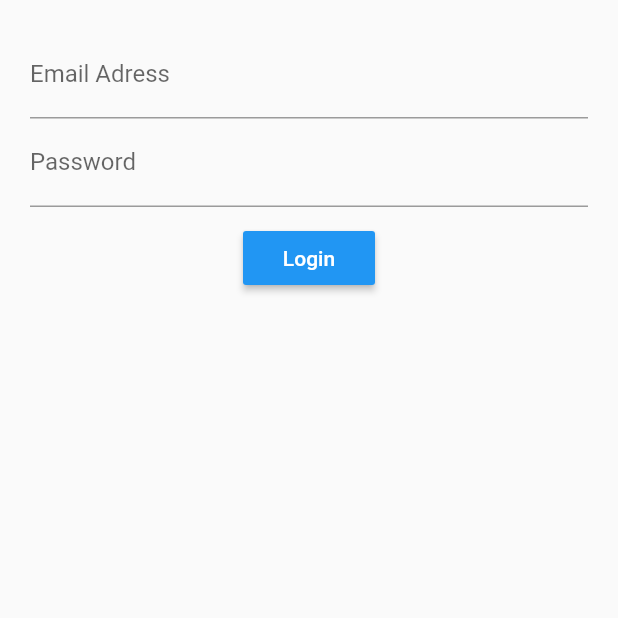
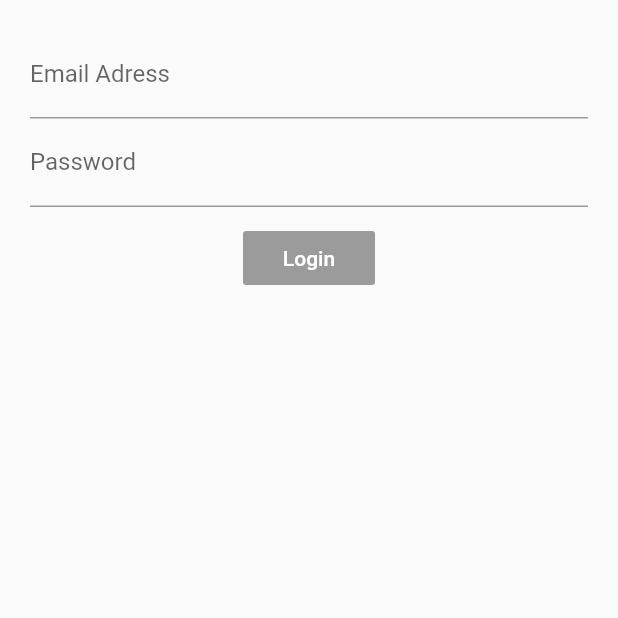
Before and after one commit to aandrade1980/flutter-login_bloc, a Flutter app: the screen it shows after launch, on a phone screen of 412 x 824 dp, the top half of it. Run offline on Flutter 3.47's test engine with Material 2 defaults, Android fonts, the phone set to English and light mode, and no system bars; our stand-ins replace rxdart.

Commit message:
Added rxdart

```diff
--- a/lib/src/app.dart
+++ b/lib/src/app.dart
@@ -1,14 +1,16 @@
 import 'package:flutter/material.dart';
-
 import 'screens/login_screen.dart';
+import './blocs/provider.dart';
 
 class App extends StatelessWidget {
   @override
   Widget build(BuildContext context) {
-    return MaterialApp(
-      title: 'Log Me In',
-      home: Scaffold(
-        body: LoginScreen(),
+    return Provider(
+      child: MaterialApp(
+        title: 'Log Me In',
+        home: Scaffold(
+          body: LoginScreen(),
+        ),
       ),
     );
   }
--- a/lib/src/blocs/bloc.dart
+++ b/lib/src/blocs/bloc.dart
@@ -1,22 +1,31 @@
 import 'dart:async';
+import 'package:rxdart/rxdart.dart';
 import 'validators.dart';
 
 class Bloc with Validators {
-  final _email = StreamController<String>();
-  final _password = StreamController<String>();
+  final _email = BehaviorSubject<String>();
+  final _password = BehaviorSubject<String>();
 
   // Add data to the stream
   Stream<String> get email => _email.stream.transform(validateEmail);
   Stream<String> get password => _password.stream.transform(validatePassword);
+  Stream<bool> get submitValid =>
+      Observable.combineLatest2(email, password, (e, p) => true);
 
   // Change data
   Function(String) get changeEmail => _email.sink.add;
   Function(String) get changePassword => _password.sink.add;
+
+  submit() {
+    final validEmail = _email.value;
+    final validPassword = _password.value;
+
+    print('Email is $validEmail');
+    print('Password is $validPassword');
+  }
 
   dispose() {
     _email.close();
     _password.close();
   }
 }
-
-final bloc = Bloc();
--- a/lib/src/blocs/provider.dart
+++ b/lib/src/blocs/provider.dart
@@ -4,8 +4,14 @@ import 'bloc.dart';
 class Provider extends InheritedWidget {
   final bloc = Bloc();
 
+  Provider({Key key, Widget child}) : super(key: key, child: child);
+
   @override
   bool updateShouldNotify(covariant InheritedWidget oldWidget) {
     return true;
   }
+
+  static Bloc of(BuildContext context) {
+    return context.dependOnInheritedWidgetOfExactType<Provider>().bloc;
+  }
 }
--- a/lib/src/screens/login_screen.dart
+++ b/lib/src/screens/login_screen.dart
@@ -1,23 +1,26 @@
 import 'package:flutter/material.dart';
 import '../blocs/bloc.dart';
+import '../blocs/provider.dart';
 
 class LoginScreen extends StatelessWidget {
   @override
   Widget build(BuildContext context) {
+    final bloc = Provider.of(context);
+
     return Container(
       margin: EdgeInsets.all(20.0),
       child: Column(
         children: [
-          emailField(),
-          passwordField(),
+          emailField(bloc),
+          passwordField(bloc),
           Container(margin: EdgeInsets.only(top: 10.0)),
-          submitButton(),
+          submitButton(bloc),
         ],
       ),
     );
   }
 
-  Widget emailField() {
+  Widget emailField(Bloc bloc) {
     return StreamBuilder(
       stream: bloc.email,
       builder: (BuildContext context, snapshot) {
@@ -34,7 +37,7 @@ class LoginScreen extends StatelessWidget {
     );
   }
 
-  Widget passwordField() {
+  Widget passwordField(Bloc bloc) {
     return StreamBuilder(
       stream: bloc.password,
       builder: (BuildContext context, snapshot) {
@@ -51,12 +54,17 @@ class LoginScreen extends StatelessWidget {
     );
   }
 
-  Widget submitButton() {
-    return RaisedButton(
-      child: Text('Login'),
-      color: Colors.blue,
-      textColor: Colors.white,
-      onPressed: () {},
+  Widget submitButton(Bloc bloc) {
+    return StreamBuilder(
+      stream: bloc.submitValid,
+      builder: (BuildContext context, snapshot) {
+        return RaisedButton(
+          child: Text('Login'),
+          color: Colors.blue,
+          textColor: Colors.white,
+          onPressed: snapshot.hasData ? bloc.submit : null,
+        );
+      },
     );
   }
 }
--- a/pubspec.yaml
+++ b/pubspec.yaml
@@ -18,16 +18,17 @@ publish_to: 'none' # Remove this line if you wish to publish to pub.dev
 version: 1.0.0+1
 
 environment:
-  sdk: ">=2.7.0 <3.0.0"
+  sdk: '>=2.7.0 <3.0.0'
 
 dependencies:
   flutter:
     sdk: flutter
 
-
   # The following adds the Cupertino Icons font to your application.
   # Use with the CupertinoIcons class for iOS style icons.
   cupertino_icons: ^1.0.0
+
+  rxdart: ^0.18.0
 
 dev_dependencies:
   flutter_test:
@@ -38,7 +39,6 @@ dev_dependencies:
 
 # The following section is specific to Flutter.
 flutter:
-
   # The following line ensures that the Material Icons font is
   # included with your application, so that you can use the icons in
   # the material Icons class.
```
Also changed, not shown: pubspec.lock.
